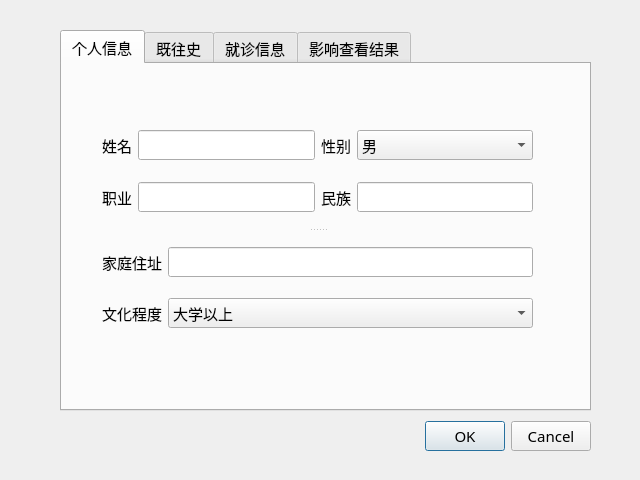
Above: GUI/DesignWindow.ui from hzhaoaf/CTDiagnosis before the change. Below: the same form after it.
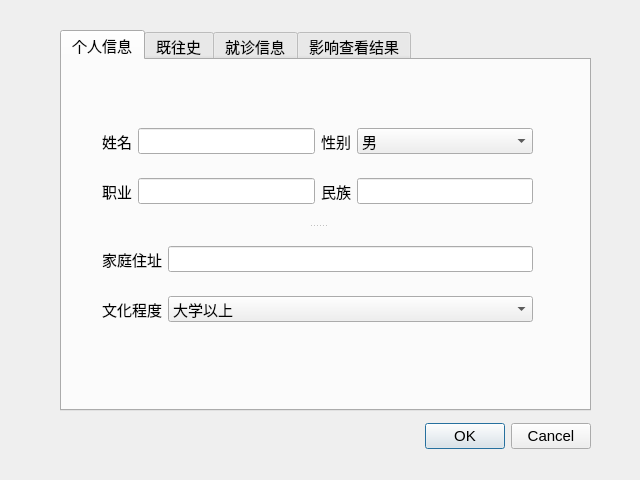
That is the form after the change.

Commit message: Add ui component file Patient Dialog

Patch:
```diff
--- a/GUI/DesignWindow.ui
+++ b/GUI/DesignWindow.ui
@@ -12,7 +12,7 @@
   </property>
   <property name="font">
    <font>
-    <family>宋体</family>
+    <family>Arial</family>
     <pointsize>10</pointsize>
    </font>
   </property>
@@ -33,7 +33,7 @@
    </property>
    <property name="font">
     <font>
-     <family>宋体</family>
+     <family>Arial</family>
      <pointsize>11</pointsize>
     </font>
    </property>
@@ -55,7 +55,7 @@
    </property>
    <property name="font">
     <font>
-     <family>宋体</family>
+     <family>Arial</family>
      <pointsize>11</pointsize>
     </font>
    </property>
```
The commit also changes 1 other file.
